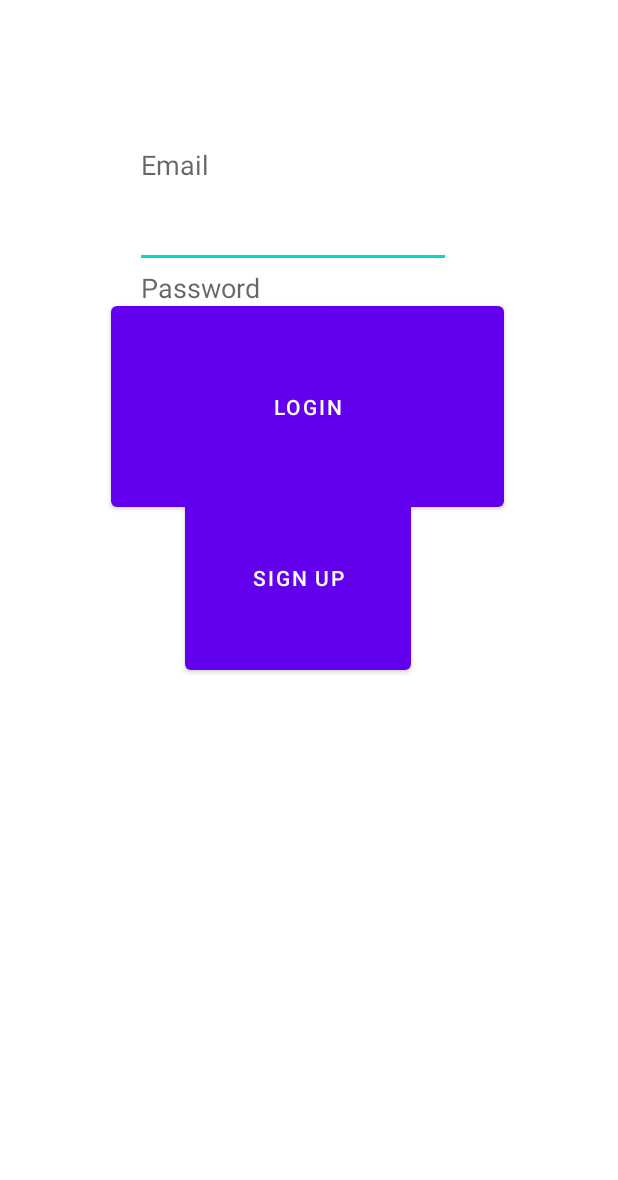
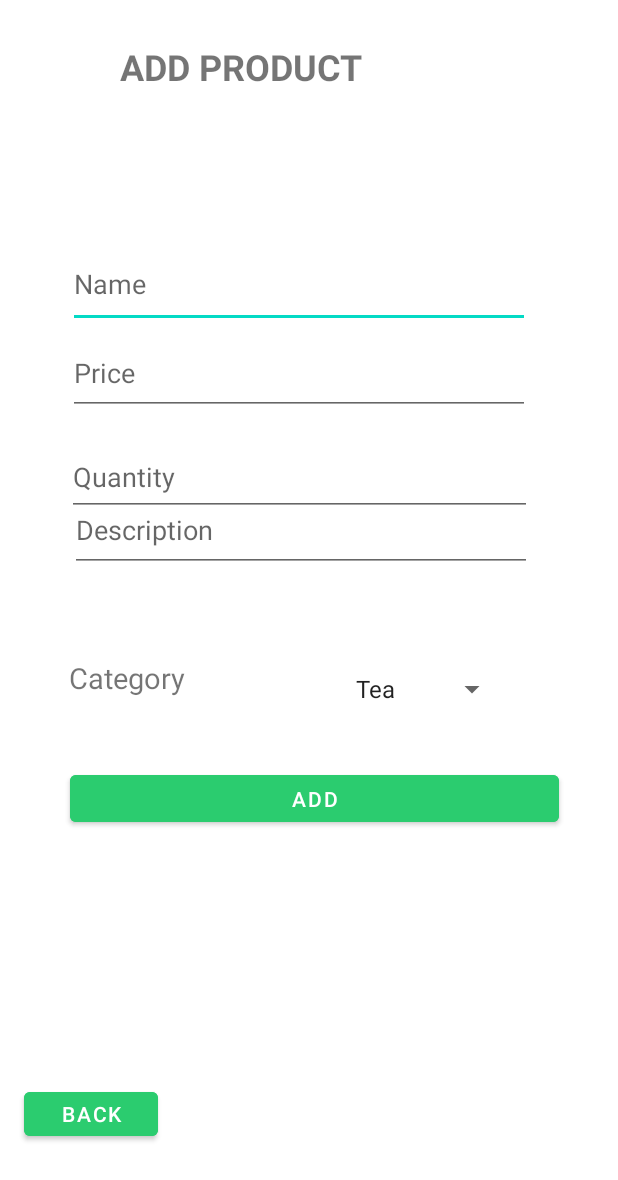
Before and after one commit to bigbrain2000/Naturalis, an Android app: the screen it shows after launch (Login before the commit, AddProduct after it), on a phone screen of 412 x 824 dp. Shown: the top 1180 px of the screen. Run offline under Robolectric (Android 15) with nearby library versions, the phone set to English and light mode, and no system bars; our stand-ins replace Firebase (no records; nobody signed in at launch, a user with empty details on screens opened directly).

Commit message:
Add product functionality added

```diff
--- /dev/null
+++ b/app/src/main/java/com/chs/naturalis/AddProduct.java
@@ -0,0 +1,219 @@
+package com.chs.naturalis;
+
+import static android.widget.Toast.LENGTH_LONG;
+import static android.widget.Toast.makeText;
+import static java.util.logging.Logger.getLogger;
+
+import androidx.annotation.NonNull;
+import androidx.appcompat.app.AppCompatActivity;
+
+import android.annotation.SuppressLint;
+import android.content.Intent;
+import android.os.Bundle;
+import android.os.Handler;
+import android.view.View;
+import android.widget.AdapterView;
+import android.widget.ArrayAdapter;
+import android.widget.Button;
+import android.widget.EditText;
+import android.widget.Spinner;
+
+import com.chs.exceptions.naturalis.FieldNotCompletedException;
+import com.chs.naturalis.model.Product;
+import com.chs.naturalis.model.User;
+import com.google.firebase.database.DataSnapshot;
+import com.google.firebase.database.DatabaseError;
+import com.google.firebase.database.DatabaseReference;
+import com.google.firebase.database.FirebaseDatabase;
+import com.google.firebase.database.ValueEventListener;
+import com.google.firebase.database.annotations.NotNull;
+
+import java.util.ArrayList;
+import java.util.logging.Logger;
+
+public class AddProduct extends AppCompatActivity implements AdapterView.OnItemSelectedListener {
+
+    private EditText name, price, quantity, description;
+    private Spinner category;
+    private Button addProductButton, goBackToAdminPage;
+    private Boolean flag=true;
+    private String categoryType;
+
+    private DatabaseReference database;
+    private DatabaseReference database2;
+    private Product product;
+
+    private static final Logger LOGGER = getLogger(AddProduct.class.getName());
+    private static final int SPLASH_SCREEN = 100;
+
+    private ArrayList<Product> productList = new ArrayList<>();;
+
+    @SuppressLint("MissingInflatedId")
+    @Override
+    protected void onCreate(Bundle savedInstanceState) {
+        super.onCreate(savedInstanceState);
+        setContentView(R.layout.activity_add_product);
+        setSpinner();
+        addProduct();
+        pushBackButton();
+    }
+
+    private void addProduct() {
+        final String productDatabaseName = "Product";
+
+        identifyTheProductFieldsById();
+
+        database = FirebaseDatabase.getInstance().getReference().child(productDatabaseName);
+
+        addProductButton.setOnClickListener(view -> {
+            insertProductIntoDb();
+        });
+
+    }
+
+    private void identifyTheProductFieldsById() {
+        name = findViewById(R.id.productName);
+        price = findViewById(R.id.productPrice);
+        quantity = findViewById(R.id.productQuantity);
+        description = findViewById(R.id.productDescription);
+        addProductButton = findViewById(R.id.addProductButton);
+    }
+
+    private void insertProductIntoDb() {
+        try {
+            checkAllFieldsAreCompleted(name, price, quantity, description);
+
+
+            product = new Product(findMaxIdFromProductsList());
+           // product.setId(1);
+            product.setName(name.getText().toString().trim());
+            double priceDouble = Double.parseDouble(price.getText().toString().trim());
+            product.setPrice(priceDouble);
+            int quantityInt = Integer.parseInt(quantity.getText().toString().trim());
+            product.setQuantity(quantityInt);
+            product.setDescription(description.getText().toString().trim());
+            product.setCategory(categoryType);
+
+            LOGGER.info("Product added successfully.");
+            makeText(AddProduct.this, "Product added successfully", LENGTH_LONG).show();
+            //push them in the DB
+            flag = true;
+            database.push().setValue(product);
+        } catch (FieldNotCompletedException e) {
+           makeText(AddProduct.this, "Fields are not completed!", LENGTH_LONG).show();
+           LOGGER.info("User account has not been created due to uncompleted fields.");
+        }
+    }
+
+    private void checkAllFieldsAreCompleted(@NotNull EditText name,
+                                            @NotNull EditText price,
+                                            @NotNull EditText quantity,
+                                            @NotNull EditText description) throws FieldNotCompletedException {
+        checkFieldIsCompleted(name);
+        checkFieldIsCompleted(price);
+        checkFieldIsCompleted(quantity);
+        checkFieldIsCompleted(description);
+    }
+
+    private void checkFieldIsCompleted(EditText field) throws FieldNotCompletedException {
+        if (field.getText().toString().isEmpty()) {
+            field.setError("Field cannot be empty");
+            flag = false;
+            throw new FieldNotCompletedException();
+        }
+    }
+
+    private void setSpinner() {
+        category = findViewById(R.id.spinner1);
+        ArrayAdapter<CharSequence> adapter = ArrayAdapter.createFromResource(this,
+                R.array.categories, android.R.layout.simple_spinner_item);
+        adapter.setDropDownViewResource(android.R.layout.simple_spinner_dropdown_item);
+        category.setAdapter(adapter);
+        category.setOnItemSelectedListener(this);
+
+    }
+
+    private void pushBackButton() {
+        goBackToAdminPage = findViewById(R.id.goBackToAdminPage);
+
+        goBackToAdminPage.setOnClickListener(v -> {
+            new Handler().postDelayed(() -> {
+                Intent intent = new Intent(AddProduct.this, HomePageAdmin.class);
+                startActivity(intent);
+                finish();
+            }, SPLASH_SCREEN);
+            LOGGER.info("Transition to login was made.");
+        });
+    }
+
+    @Override
+    public void onItemSelected(AdapterView<?> adapterView, View view, int i, long l) {
+        String choice = adapterView.getItemAtPosition(i).toString();
+        categoryType = choice;
+    }
+
+    @Override
+    public void onNothingSelected(AdapterView<?> adapterView) {
+
+    }
+
+    /**
+     * Retrieve a list with all the products from the database.
+     *
+     * @return The constructed list.
+     */
+    private ArrayList<Product> getProductsFromDatabase() {
+        final String databaseName = "Product";
+        database2 = FirebaseDatabase.getInstance().getReference().child(databaseName);
+
+        database2.addValueEventListener(new ValueEventListener() {
+            @Override
+            public void onDataChange(@NonNull DataSnapshot dataSnapshot) {
+                productList.clear();
+
+                for (DataSnapshot snapshot : dataSnapshot.getChildren()) {
+                    productList.add(snapshot.getValue(Product.class));
+                }
+
+                if (!productList.isEmpty()) {
+                    LOGGER.info("List is not empty.");
+                }
+            }
+
+            @Override
+            public void onCancelled(@NonNull DatabaseError error) {
+                LOGGER.info("Error on retrieving data from database.");
+            }
+        });
+
+        LOGGER.info("Product database has been retrieved.");
+        for (int i = 1; i < productList.size(); i++) {
+            LOGGER.info("Product database " + productList.get(i));
+
+        }
+        return productList;
+    }
+
+
+    private int findMaxIdFromProductsList() {
+        ArrayList<Product> productsList = getProductsFromDatabase();
+
+        for (int i = 1; i < productsList.size(); i++) {
+            LOGGER.info("Product database " + productList.get(i));
+
+        }
+
+        int max = productsList.get(0).getId();
+        int productsListSize = productsList.size();
+
+        // loop to find maximum from ArrayList
+        for (int i = 1; i < productsListSize; i++) {
+            if (productsList.get(i).getId() > max) {
+                max = productsList.get(i).getId();
+            }
+        }
+
+        return max + 1;
+    }
+
+}
--- a/app/src/main/java/com/chs/naturalis/MainActivity.java
+++ b/app/src/main/java/com/chs/naturalis/MainActivity.java
@@ -33,7 +33,7 @@ public class MainActivity extends AppCompatActivity {
         logoNameImage.setAnimation(bottomAnimation);
 
         new Handler().postDelayed(() -> {
-            Intent intent = new Intent(MainActivity.this, Login.class);
+            Intent intent = new Intent(MainActivity.this, AddProduct.class);
             startActivity(intent);
             finish();
         }, SPLASH_SCREEN);
--- /dev/null
+++ b/app/src/main/res/layout/activity_add_product.xml
@@ -0,0 +1,154 @@
+<?xml version="1.0" encoding="utf-8"?>
+<androidx.constraintlayout.widget.ConstraintLayout xmlns:android="http://schemas.android.com/apk/res/android"
+    xmlns:app="http://schemas.android.com/apk/res-auto"
+    xmlns:tools="http://schemas.android.com/tools"
+    android:layout_width="match_parent"
+    android:layout_height="match_parent"
+    tools:context=".AddProduct">
+
+    <TextView
+        android:id="@+id/textView2"
+        android:layout_width="251dp"
+        android:layout_height="65dp"
+        android:text="Add product"
+        android:textAlignment="textStart"
+        android:textAllCaps="true"
+        android:textSize="24sp"
+        android:textStyle="bold"
+        app:layout_constraintBottom_toBottomOf="parent"
+        app:layout_constraintEnd_toEndOf="parent"
+        app:layout_constraintHorizontal_bias="0.498"
+        app:layout_constraintStart_toStartOf="parent"
+        app:layout_constraintTop_toTopOf="parent"
+        app:layout_constraintVertical_bias="0.037" />
+
+    <EditText
+        android:id="@+id/productName"
+        android:layout_width="308dp"
+        android:layout_height="58dp"
+        android:ems="10"
+        android:hint="Name"
+        android:importantForAutofill="no"
+        android:inputType="text"
+        android:minHeight="48dp"
+        android:textAlignment="textStart"
+        android:textDirection="ltr"
+        android:visibility="visible"
+        app:layout_constraintBottom_toBottomOf="parent"
+        app:layout_constraintEnd_toEndOf="parent"
+        app:layout_constraintHorizontal_bias="0.439"
+        app:layout_constraintStart_toStartOf="parent"
+        app:layout_constraintTop_toTopOf="parent"
+        app:layout_constraintVertical_bias="0.21" />
+
+    <EditText
+        android:id="@+id/productPrice"
+        android:layout_width="308dp"
+        android:layout_height="55dp"
+        android:layout_marginTop="50dp"
+        android:ems="10"
+        android:hint="Price"
+        android:inputType="numberDecimal"
+        android:minHeight="48dp"
+        android:textAlignment="textStart"
+        android:textDirection="ltr"
+        android:visibility="visible"
+        app:layout_constraintBottom_toBottomOf="parent"
+        app:layout_constraintEnd_toEndOf="parent"
+        app:layout_constraintHorizontal_bias="0.436"
+        app:layout_constraintStart_toStartOf="parent"
+        app:layout_constraintTop_toTopOf="parent"
+        app:layout_constraintVertical_bias="0.238" />
+
+    <EditText
+        android:id="@+id/productQuantity"
+        android:layout_width="310dp"
+        android:layout_height="51dp"
+        android:layout_marginTop="120dp"
+        android:ems="10"
+        android:hint="Quantity"
+        android:inputType="numberDecimal"
+        android:minHeight="48dp"
+        app:layout_constraintBottom_toBottomOf="parent"
+        app:layout_constraintEnd_toEndOf="parent"
+        app:layout_constraintHorizontal_bias="0.435"
+        app:layout_constraintStart_toStartOf="parent"
+        app:layout_constraintTop_toTopOf="parent"
+        app:layout_constraintVertical_bias="0.265" />
+
+    <EditText
+        android:id="@+id/productDescription"
+        android:layout_width="308dp"
+        android:layout_height="56dp"
+        android:layout_marginTop="250dp"
+        android:ems="10"
+        android:hint="Description"
+        android:importantForAutofill="no"
+        android:inputType="text"
+        android:minHeight="48dp"
+        android:textAlignment="textStart"
+        android:textDirection="ltr"
+        android:visibility="visible"
+        app:layout_constraintBottom_toBottomOf="parent"
+        app:layout_constraintEnd_toEndOf="parent"
+        app:layout_constraintHorizontal_bias="0.446"
+        app:layout_constraintStart_toStartOf="parent"
+        app:layout_constraintTop_toTopOf="parent"
+        app:layout_constraintVertical_bias="0.145" />
+
+
+    <Button
+        android:id="@+id/addProductButton"
+        android:layout_width="326dp"
+        android:layout_height="43dp"
+        android:layout_marginTop="400dp"
+        android:backgroundTint="@color/green"
+        android:text="Add"
+        android:textAlignment="center"
+        app:layout_constraintBottom_toBottomOf="parent"
+        app:layout_constraintEnd_toEndOf="parent"
+        app:layout_constraintHorizontal_bias="0.541"
+        app:layout_constraintStart_toStartOf="parent"
+        app:layout_constraintTop_toTopOf="parent"
+        app:layout_constraintVertical_bias="0.291" />
+
+    <Button
+        android:id="@+id/goBackToAdminPage"
+        android:layout_width="89dp"
+        android:layout_height="41dp"
+        android:layout_marginTop="400dp"
+        android:text="Back"
+        android:backgroundTint="@color/green"
+        app:layout_constraintBottom_toBottomOf="parent"
+        app:layout_constraintEnd_toEndOf="parent"
+        app:layout_constraintHorizontal_bias="0.049"
+        app:layout_constraintStart_toStartOf="parent"
+        app:layout_constraintTop_toTopOf="parent"
+        app:layout_constraintVertical_bias="0.841" />
+
+    <TextView
+        android:id="@+id/textView"
+        android:layout_width="113dp"
+        android:layout_height="42dp"
+        android:text="Category"
+        android:textSize="19dp"
+        app:layout_constraintBottom_toBottomOf="parent"
+        app:layout_constraintEnd_toEndOf="parent"
+        app:layout_constraintHorizontal_bias="0.154"
+        app:layout_constraintStart_toStartOf="parent"
+        app:layout_constraintTop_toTopOf="parent"
+        app:layout_constraintVertical_bias="0.561" />
+
+    <Spinner
+        android:id="@+id/spinner1"
+        android:layout_width="109dp"
+        android:layout_height="40dp"
+        app:layout_constraintBottom_toBottomOf="parent"
+        app:layout_constraintEnd_toEndOf="parent"
+        app:layout_constraintHorizontal_bias="0.758"
+        app:layout_constraintStart_toStartOf="parent"
+        app:layout_constraintTop_toTopOf="parent"
+        app:layout_constraintVertical_bias="0.56"
+        tools:ignore="MissingConstraints" />
+
+</androidx.constraintlayout.widget.ConstraintLayout>
```
Also changed, not shown: app/src/main/AndroidManifest.xml (+7 -0 lines), app/src/main/java/com/chs/naturalis/model/Product.java (added, +101 -0 lines).
